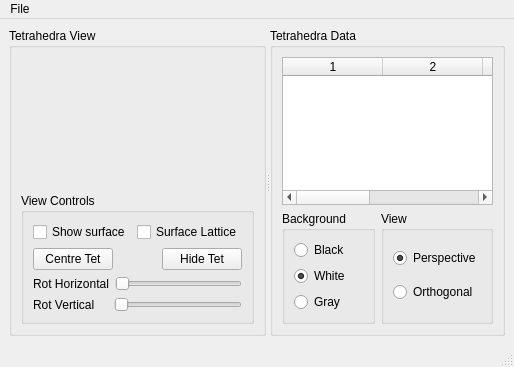
Qt form resources/tetgenviewermain.ui (yousefalshaikh17/protein_mesh_simulated_annealing) before a commit.
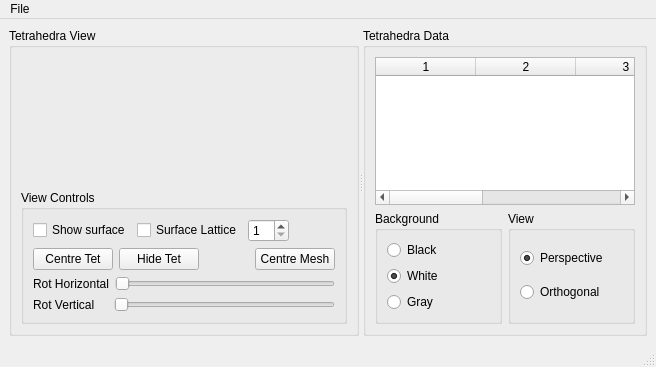
The same form after that commit. Custom widgets are drawn as their Qt base class.

Diff of the .ui file:
```diff
--- a/resources/tetgenviewermain.ui
+++ b/resources/tetgenviewermain.ui
@@ -6,7 +6,7 @@
    <rect>
     <x>0</x>
     <y>0</y>
-    <width>476</width>
+    <width>656</width>
     <height>367</height>
    </rect>
   </property>
@@ -56,6 +56,16 @@
                </property>
               </widget>
              </item>
+             <item>
+              <widget class="QSpinBox" name="_thicknessBox">
+               <property name="minimum">
+                <number>1</number>
+               </property>
+               <property name="maximum">
+                <number>10</number>
+               </property>
+              </widget>
+             </item>
              <item>
               <spacer name="horizontalSpacer_2">
                <property name="orientation">
@@ -80,19 +90,6 @@
                </property>
               </widget>
              </item>
-             <item>
-              <spacer name="horizontalSpacer">
-               <property name="orientation">
-                <enum>Qt::Horizontal</enum>
-               </property>
-               <property name="sizeHint" stdset="0">
-                <size>
-                 <width>40</width>
-                 <height>20</height>
-                </size>
-               </property>
-              </spacer>
-             </item>
              <item>
               <widget class="QPushButton" name="_hideButton">
                <property name="text">
@@ -100,6 +97,26 @@
                </property>
               </widget>
              </item>
+             <item>
+              <spacer name="horizontalSpacer">
+               <property name="orientation">
+                <enum>Qt::Horizontal</enum>
+               </property>
+               <property name="sizeHint" stdset="0">
+                <size>
+                 <width>40</width>
+                 <height>20</height>
+                </size>
+               </property>
+              </spacer>
+             </item>
+             <item>
+              <widget class="QPushButton" name="_ctrMeshButton">
+               <property name="text">
+                <string>Centre Mesh</string>
+               </property>
+              </widget>
+             </item>
             </layout>
            </item>
            <item>
@@ -273,7 +290,7 @@
     <rect>
      <x>0</x>
      <y>0</y>
-     <width>476</width>
+     <width>656</width>
      <height>22</height>
     </rect>
    </property>
```
Left out of the diff: 34 changed lines with no effect on the pictures.
